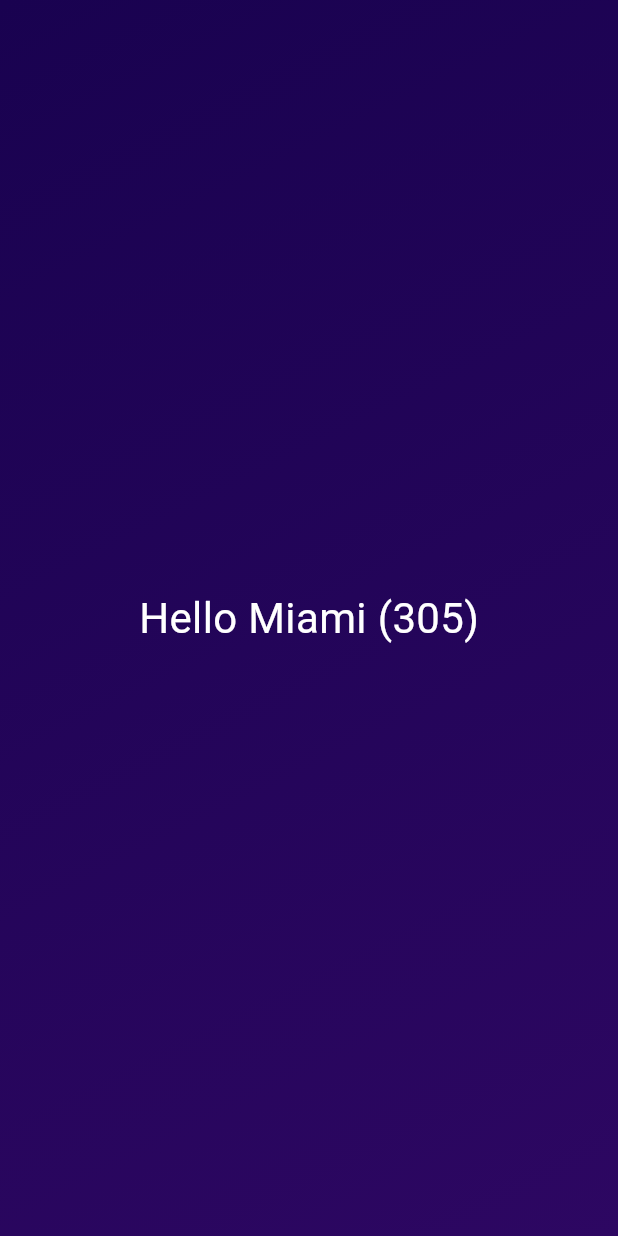
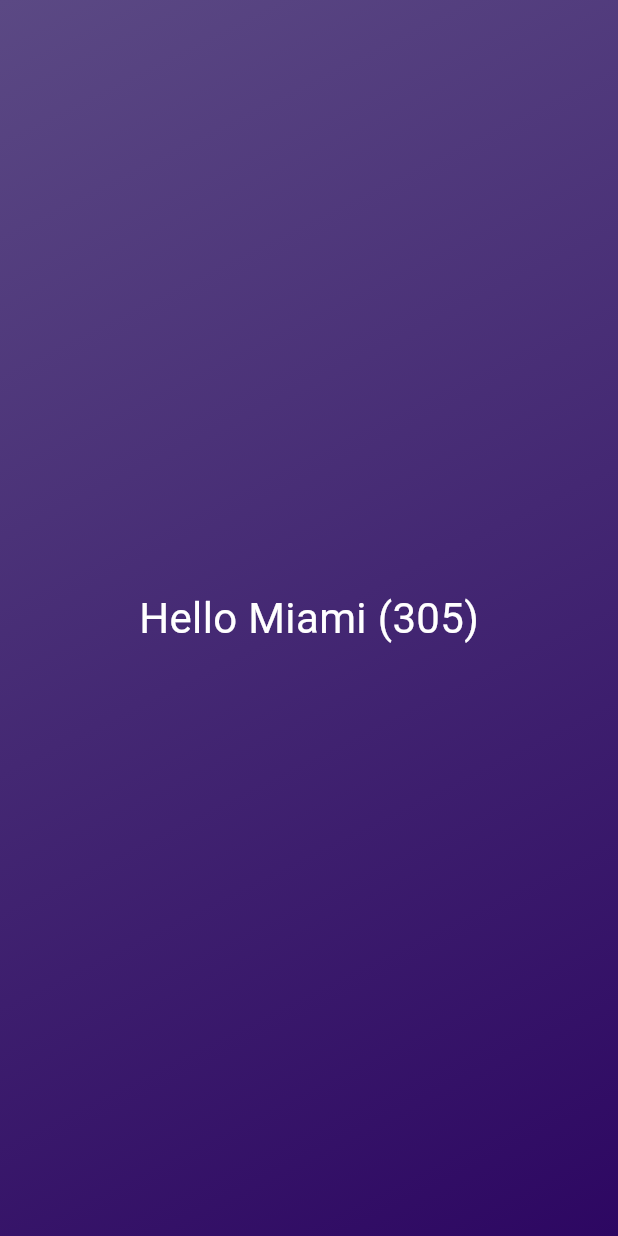
Before and after one commit to gusjabar/flutter, a Flutter app: the screen it shows after launch, on a phone screen of 412 x 824 dp. Run offline on Flutter 3.47's test engine with Material 3 defaults, Android fonts, the phone set to English and light mode, and no system bars.

Commit message:
add multiple const to a class

```diff
--- a/roll_dice/lib/custom_widget/gradient_container.dart
+++ b/roll_dice/lib/custom_widget/gradient_container.dart
@@ -2,22 +2,20 @@ import 'package:flutter/material.dart';
 import 'package:roll_dice/custom_widget/styled_text.dart';
 
 class GradientContainer extends StatelessWidget {
-  const GradientContainer(
-      // {super.key, required this.color1, required this.color2});
-      {
-    super.key,
-    required this.colors,
-  });
+  const GradientContainer(this.color1, this.color2, {super.key});
 
-  // final Color color1;
-  // final Color color2;
-  final List<Color> colors;
+  const GradientContainer.purple({super.key})
+      : color1 = const Color.fromARGB(255, 91, 73, 132),
+        color2 = const Color.fromARGB(255, 45, 7, 98);
+
+  final Color color1;
+  final Color color2;
   @override
   Widget build(BuildContext context) {
     return Container(
         decoration: BoxDecoration(
             gradient: LinearGradient(
-                colors: colors,
+                colors: [color1, color2],
                 begin: Alignment.topLeft,
                 end: Alignment.bottomRight)),
         child: const Center(
--- a/roll_dice/lib/main.dart
+++ b/roll_dice/lib/main.dart
@@ -5,12 +5,7 @@ void main() {
   runApp(
     const MaterialApp(
       home: Scaffold(
-        body: GradientContainer(
-          colors: [
-            Color.fromARGB(255, 25, 2, 80),
-            Color.fromARGB(255, 45, 7, 98)
-          ],
-        ),
+        body: GradientContainer.purple(),
       ),
     ),
   );
```
